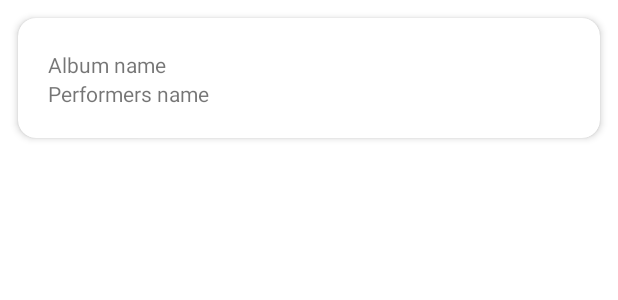
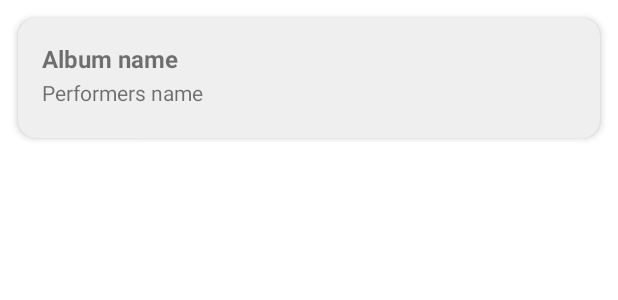
Before and after one commit to clts-uniandes/DesarrolloMovil, an Android app: the layout album_item.xml on its own in the app's theme, with its tools: preview values and no code run, on a phone screen of 412 x 824 dp. Shown: the top 300 px of the screen. Run offline under Robolectric (Android 15) with nearby library versions, the phone set to English and light mode, and no system bars; network calls fail.

Commit message:
Add card style for album list

```diff
--- a/app/src/main/res/layout/album_item.xml
+++ b/app/src/main/res/layout/album_item.xml
@@ -1,23 +1,23 @@
 <?xml version="1.0" encoding="utf-8"?>
 
-<com.google.android.material.card.MaterialCardView
-    xmlns:android="http://schemas.android.com/apk/res/android"
+<com.google.android.material.card.MaterialCardView xmlns:android="http://schemas.android.com/apk/res/android"
     xmlns:card_view="http://schemas.android.com/apk/res-auto"
+    xmlns:tools="http://schemas.android.com/tools"
     android:id="@+id/album_card"
     android:layout_width="match_parent"
     android:layout_height="wrap_content"
     android:layout_margin="12dp"
+    android:checkable="true"
     android:clickable="true"
     android:focusable="true"
-    android:checkable="true"
+    card_view:cardBackgroundColor="#FFefefef"
     card_view:cardCornerRadius="12dp"
     card_view:cardElevation="3dp"
     card_view:contentPadding="0dp">
 
     <RelativeLayout
         android:layout_width="match_parent"
-        android:layout_height="wrap_content"
-        android:padding="0dp">
+        android:layout_height="wrap_content">
 
         <ImageView
             android:id="@+id/item_image"
@@ -29,19 +29,21 @@
             android:scaleType="centerCrop" />
 
         <RelativeLayout
-            xmlns:tools="http://schemas.android.com/tools"
             android:layout_width="match_parent"
-            android:layout_height="wrap_content"
+            android:layout_height="match_parent"
             android:layout_alignBottom="@+id/item_image"
-            android:layout_toStartOf="@id/item_image"
-            android:padding="20dp">
+            android:layout_margin="16dp"
+            android:layout_toStartOf="@id/item_image">
 
             <TextView
                 android:id="@+id/album_name"
                 android:layout_width="match_parent"
                 android:layout_height="wrap_content"
                 android:layout_alignParentStart="true"
-                tools:text="Album name"/>
+                android:height="24dp"
+                android:textSize="16sp"
+                android:textStyle="bold"
+                tools:text="Album name" />
 
             <TextView
                 android:id="@+id/performers"
@@ -49,6 +51,8 @@
                 android:layout_height="wrap_content"
                 android:layout_below="@id/album_name"
                 android:layout_alignParentStart="true"
+                android:height="20dp"
+                android:textSize="14sp"
                 tools:text="Performers name" />
 
         </RelativeLayout>
```
